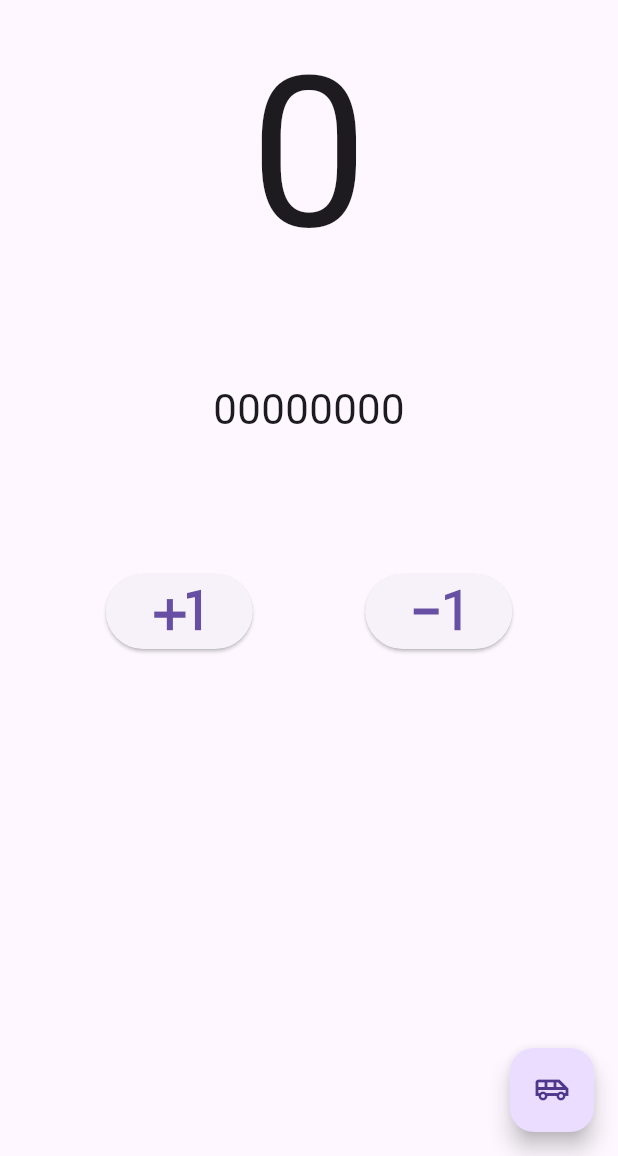
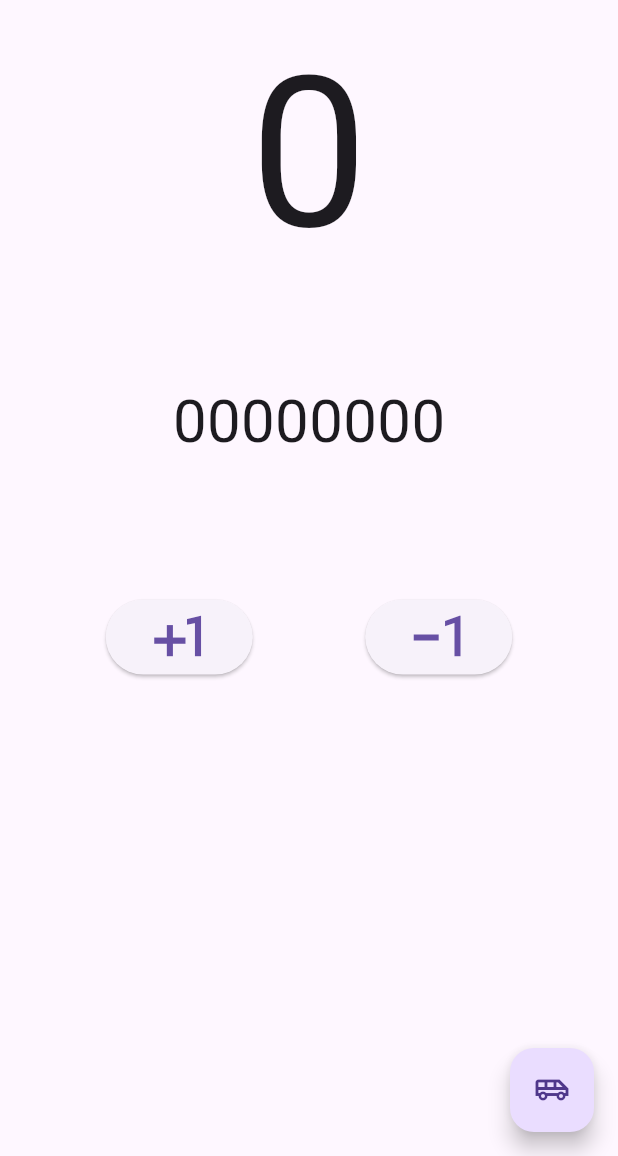
Before and after one commit to yumachin/flutter_application_1, a Flutter app: the screen it shows after launch, on a phone screen of 412 x 824 dp, the part 80-1236 px from its top. Run offline on Flutter 3.47's test engine with Material 3 defaults, Android fonts, the phone set to English and light mode, and no system bars.

Commit message:
add commit

```diff
--- a/lib/main.dart
+++ b/lib/main.dart
@@ -13,7 +13,7 @@ class MyApp2 extends StatelessWidget {
   @override
 
   Widget build(BuildContext context) {
-    return MaterialApp(
+    return const MaterialApp(
       title: "実践演習アプリ",
       home: MyHome());
   }
@@ -39,7 +39,7 @@ class _MyHomeState extends State<MyHome> {
         appBar: AppBar(
 
           //<h1>的な感じ
-          title: Text("実践演習アプリ", style: TextStyle(fontSize: 40),),
+          title: const Text("実践演習アプリ", style: TextStyle(fontSize: 40),),
           centerTitle: true,
         ),
 
@@ -50,7 +50,7 @@ class _MyHomeState extends State<MyHome> {
               count = 0
             );
           },
-          child: Icon(Icons.airport_shuttle_outlined)),
+          child: const Icon(Icons.airport_shuttle_outlined)),
 
         //ボディー開始
         body: Column(
@@ -58,29 +58,21 @@ class _MyHomeState extends State<MyHome> {
           children: [
 
             //カウント値表示
-            Text("$count", style: TextStyle(fontSize: 140)),
+            Text("$count", style: const TextStyle(fontSize: 140)),
 
             //カウント値と2進数間にスペース設置
-            SizedBox(height: 50,),
+            const SizedBox(height: 50,),
 
             //２進数表記
             Row(
               mainAxisAlignment: MainAxisAlignment.center,
-              children: [
-                BinDigit(value: count, digit: 7),
-                BinDigit(value: count, digit: 6),
-                BinDigit(value: count, digit: 5),
-                BinDigit(value: count, digit: 4),
-                BinDigit(value: count, digit: 3),
-                BinDigit(value: count, digit: 2),
-                BinDigit(value: count, digit: 1),
-                BinDigit(value: count, digit: 0),
-
-              ],
+              children: ([7,6,5,4,3,2,1,0].map((i){
+                return BinDigit(value: count, digit: i);
+              })).toList()
             ),
 
             //2進数とボタン間にスペース設置
-            SizedBox(height: 90,),
+            const SizedBox(height: 90,),
 
             //増減ボタン作成
             Row(
@@ -123,6 +115,6 @@ class BinDigit extends StatelessWidget {
   Widget build(BuildContext context) {
       return Text((value & (1 << digit) != 0) ? "1" : "0",
       //2進数表記の数字を大きくする
-      style:TextStyle(fontSize: 28));
+      style:TextStyle(fontSize: 40));
   }
 }
```
